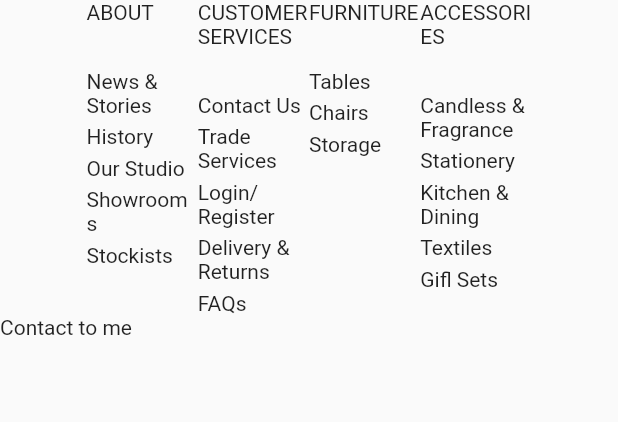
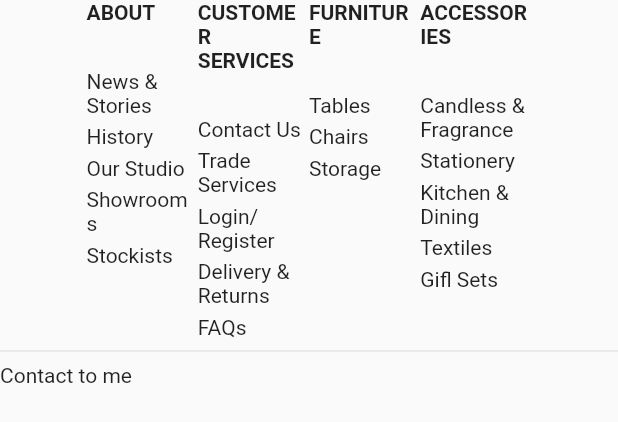
Before and after one commit to hiepvip99/hoc_github, a Flutter app: the Footer widget shown alone on an empty page, opened directly, on a phone screen of 412 x 824 dp. Shown: the top 422 px of the screen. Run offline on Flutter 3.47's test engine with Material 2 defaults, Android fonts, the phone set to English and light mode, and no system bars; our stand-ins replace popover.

Commit message:
change text style

```diff
--- a/lib/screens/home_screen/components/components_body/footer.dart
+++ b/lib/screens/home_screen/components/components_body/footer.dart
@@ -18,7 +18,10 @@ class Footer extends StatelessWidget {
                   child: Column(
                     crossAxisAlignment: CrossAxisAlignment.start,
                     children: [
-                      Text('ABOUT'),
+                      Text(
+                        'ABOUT',
+                        style: TextStyle(fontWeight: FontWeight.bold),
+                      ),
                       SizedBox(
                         height: 30,
                       ),
@@ -47,7 +50,10 @@ class Footer extends StatelessWidget {
                   child: Column(
                     crossAxisAlignment: CrossAxisAlignment.start,
                     children: [
-                      Text('CUSTOMER SERVICES'),
+                      Text(
+                        'CUSTOMER SERVICES',
+                        style: TextStyle(fontWeight: FontWeight.bold),
+                      ),
                       SizedBox(
                         height: 30,
                       ),
@@ -77,7 +83,10 @@ class Footer extends StatelessWidget {
                     mainAxisAlignment: MainAxisAlignment.start,
                     crossAxisAlignment: CrossAxisAlignment.start,
                     children: [
-                      Text('FURNITURE'),
+                      Text(
+                        'FURNITURE',
+                        style: TextStyle(fontWeight: FontWeight.bold),
+                      ),
                       SizedBox(
                         height: 30,
                       ),
@@ -98,7 +107,10 @@ class Footer extends StatelessWidget {
                   child: Column(
                     crossAxisAlignment: CrossAxisAlignment.start,
                     children: [
-                      Text('ACCESSORIES'),
+                      Text(
+                        'ACCESSORIES',
+                        style: TextStyle(fontWeight: FontWeight.bold),
+                      ),
                       SizedBox(
                         height: 30,
                       ),
@@ -126,6 +138,7 @@ class Footer extends StatelessWidget {
             ),
           ),
         ),
+        const Divider(),
         Container(
           child: Row(
             children: [
```
